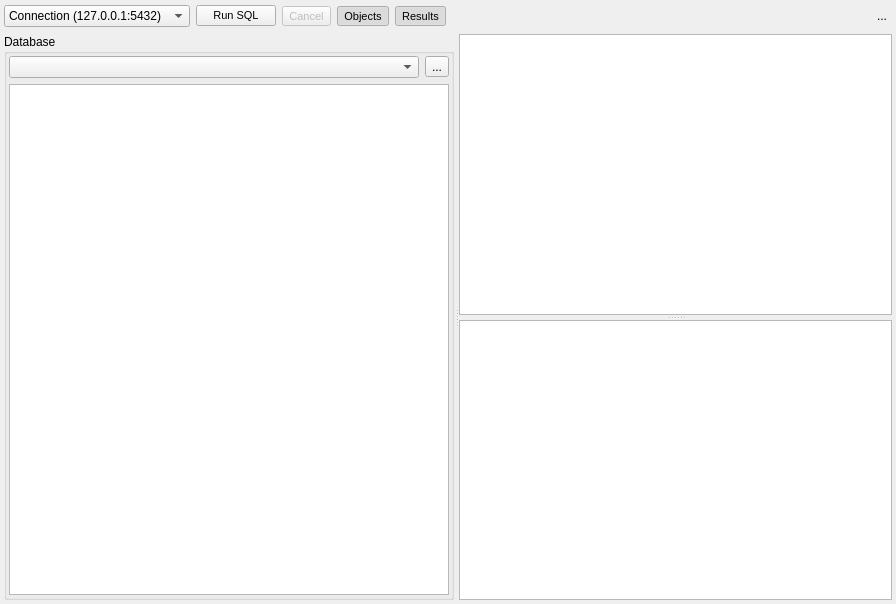
The window that libpgmodeler_ui/ui/sqltoolwidget.ui (pgmodeler/pgmodeler) describes before a commit, drawn with Qt 5.
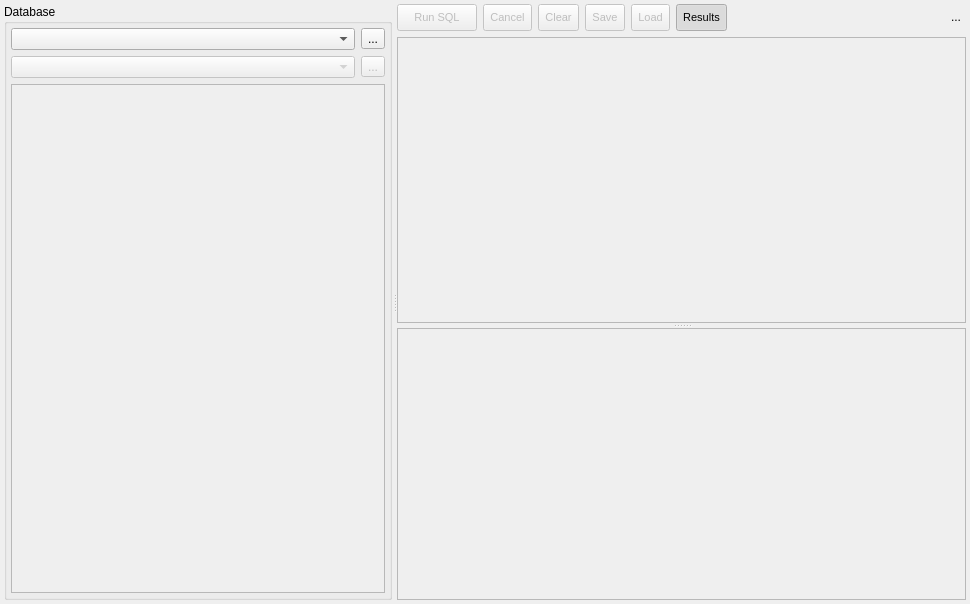
The same window after the commit. Icons and pictures are not drawn.

Commit message: Defined the final layout for sql tool.

Diff of the .ui file:
```diff
--- a/libpgmodeler_ui/ui/sqltoolwidget.ui
+++ b/libpgmodeler_ui/ui/sqltoolwidget.ui
@@ -6,7 +6,7 @@
    <rect>
     <x>0</x>
     <y>0</y>
-    <width>896</width>
+    <width>970</width>
     <height>604</height>
    </rect>
   </property>
@@ -29,126 +29,7 @@
    <property name="bottomMargin">
     <number>4</number>
    </property>
-   <item row="0" column="7">
-    <widget class="QToolButton" name="hide_tb">
-     <property name="minimumSize">
-      <size>
-       <width>20</width>
-       <height>20</height>
-      </size>
-     </property>
-     <property name="maximumSize">
-      <size>
-       <width>20</width>
-       <height>20</height>
-      </size>
-     </property>
-     <property name="toolTip">
-      <string>Hide this widget</string>
-     </property>
-     <property name="text">
-      <string>...</string>
-     </property>
-     <property name="icon">
-      <iconset resource="../res/resources.qrc">
-       <normaloff>:/icones/icones/fechar1.png</normaloff>:/icones/icones/fechar1.png</iconset>
-     </property>
-     <property name="autoRaise">
-      <bool>true</bool>
-     </property>
-    </widget>
-   </item>
-   <item row="0" column="4">
-    <widget class="QToolButton" name="objects_btn">
-     <property name="enabled">
-      <bool>true</bool>
-     </property>
-     <property name="font">
-      <font>
-       <pointsize>8</pointsize>
-      </font>
-     </property>
-     <property name="toolTip">
-      <string>Cancel the SQL validation in progress.</string>
-     </property>
-     <property name="text">
-      <string>Objects</string>
-     </property>
-     <property name="icon">
-      <iconset resource="../res/resources.qrc">
-       <normaloff>:/icones/icones/visaoarvore.png</normaloff>:/icones/icones/visaoarvore.png</iconset>
-     </property>
-     <property name="iconSize">
-      <size>
-       <width>20</width>
-       <height>20</height>
-      </size>
-     </property>
-     <property name="checkable">
-      <bool>true</bool>
-     </property>
-     <property name="checked">
-      <bool>true</bool>
-     </property>
-     <property name="toolButtonStyle">
-      <enum>Qt::ToolButtonTextBesideIcon</enum>
-     </property>
-    </widget>
-   </item>
-   <item row="0" column="5">
-    <widget class="QToolButton" name="results_btn">
-     <property name="enabled">
-      <bool>true</bool>
-     </property>
-     <property name="font">
-      <font>
-       <pointsize>8</pointsize>
-      </font>
-     </property>
-     <property name="toolTip">
-      <string>Cancel the SQL validation in progress.</string>
-     </property>
-     <property name="text">
-      <string>Results</string>
-     </property>
-     <property name="icon">
-      <iconset resource="../res/resources.qrc">
-       <normaloff>:/icones/icones/result.png</normaloff>:/icones/icones/result.png</iconset>
-     </property>
-     <property name="iconSize">
-      <size>
-       <width>20</width>
-       <height>20</height>
-      </size>
-     </property>
-     <property name="checkable">
-      <bool>true</bool>
-     </property>
-     <property name="checked">
-      <bool>true</bool>
-     </property>
-     <property name="toolButtonStyle">
-      <enum>Qt::ToolButtonTextBesideIcon</enum>
-     </property>
-    </widget>
-   </item>
-   <item row="0" column="6">
-    <spacer name="horizontalSpacer_2">
-     <property name="orientation">
-      <enum>Qt::Horizontal</enum>
-     </property>
-     <property name="sizeType">
-      <enum>QSizePolicy::Expanding</enum>
-     </property>
-     <property name="sizeHint" stdset="0">
-      <size>
-       <width>434</width>
-       <height>24</height>
-      </size>
-     </property>
-    </spacer>
-   </item>
-   <item row="1" column="0" colspan="8">
+   <item row="0" column="0">
     <widget class="QSplitter" name="h_splitter">
      <property name="orientation">
       <enum>Qt::Horizontal</enum>
@@ -163,26 +44,73 @@
       <property name="title">
        <string>Database</string>
       </property>
-      <layout class="QVBoxLayout" name="verticalLayout">
-       <property name="leftMargin">
-        <number>2</number>
-       </property>
-       <property name="topMargin">
-        <number>2</number>
-       </property>
-       <property name="rightMargin">
-        <number>2</number>
-       </property>
-       <property name="bottomMargin">
-        <number>2</number>
-       </property>
-       <item>
         <layout class="QGridLayout" name="gridLayout">
+       <property name="leftMargin">
+        <number>4</number>
+       </property>
+       <property name="topMargin">
+        <number>4</number>
+       </property>
+       <property name="rightMargin">
+        <number>4</number>
+       </property>
+       <property name="bottomMargin">
+        <number>4</number>
+       </property>
          <item row="0" column="0">
-          <widget class="QComboBox" name="database_cmb"/>
+        <widget class="QComboBox" name="connections_cmb">
+         <property name="sizePolicy">
+          <sizepolicy hsizetype="Preferred" vsizetype="Fixed">
+           <horstretch>0</horstretch>
+           <verstretch>0</verstretch>
+          </sizepolicy>
+         </property>
+         <property name="minimumSize">
+          <size>
+           <width>0</width>
+           <height>0</height>
+          </size>
+         </property>
+        </widget>
          </item>
          <item row="0" column="1">
+        <widget class="QToolButton" name="connect_tb">
+         <property name="toolTip">
+          <string>Update the objects tree.</string>
+         </property>
+         <property name="text">
+          <string>...</string>
+         </property>
+         <property name="icon">
+          <iconset resource="../res/resources.qrc">
+           <normaloff>:/icones/icones/conexaobd.png</normaloff>:/icones/icones/conexaobd.png</iconset>
+         </property>
+         <property name="iconSize">
+          <size>
+           <width>22</width>
+           <height>22</height>
+          </size>
+         </property>
+        </widget>
+       </item>
+       <item row="1" column="0">
+        <widget class="QComboBox" name="database_cmb">
+         <property name="enabled">
+          <bool>false</bool>
+         </property>
+         <property name="sizePolicy">
+          <sizepolicy hsizetype="Preferred" vsizetype="Fixed">
+           <horstretch>0</horstretch>
+           <verstretch>0</verstretch>
+          </sizepolicy>
+         </property>
+        </widget>
+       </item>
+       <item row="1" column="1">
           <widget class="QToolButton" name="refresh_tb">
+         <property name="enabled">
+          <bool>false</bool>
+         </property>
            <property name="toolTip">
             <string>Connect and list available databases</string>
            </property>
@@ -201,8 +129,11 @@
            </property>
           </widget>
          </item>
-         <item row="1" column="0" colspan="2">
+       <item row="2" column="0" colspan="2">
           <widget class="QTreeWidget" name="objects_trw">
+         <property name="enabled">
+          <bool>false</bool>
+         </property>
            <property name="sizePolicy">
             <sizepolicy hsizetype="Minimum" vsizetype="Expanding">
              <horstretch>0</horstretch>
@@ -223,8 +154,6 @@
           </widget>
          </item>
         </layout>
-       </item>
-      </layout>
      </widget>
      <widget class="QSplitter" name="v_splitter">
       <property name="orientation">
@@ -236,19 +165,27 @@
       <property name="childrenCollapsible">
        <bool>false</bool>
       </property>
-      <widget class="QTextEdit" name="sql_cmd_txt"/>
-      <widget class="QTableWidget" name="result_trw"/>
-     </widget>
-    </widget>
-   </item>
-   <item row="0" column="2">
+      <widget class="QWidget" name="">
+       <layout class="QVBoxLayout" name="verticalLayout">
+        <item>
+         <layout class="QHBoxLayout" name="horizontalLayout">
+          <item>
     <widget class="QPushButton" name="run_sql_btn">
+            <property name="enabled">
+             <bool>false</bool>
+            </property>
      <property name="sizePolicy">
       <sizepolicy hsizetype="Fixed" vsizetype="Fixed">
        <horstretch>0</horstretch>
        <verstretch>0</verstretch>
       </sizepolicy>
      </property>
+            <property name="minimumSize">
+             <size>
+              <width>0</width>
+              <height>27</height>
+             </size>
+            </property>
      <property name="font">
       <font>
        <pointsize>8</pointsize>
@@ -269,11 +206,17 @@
      </property>
     </widget>
    </item>
-   <item row="0" column="3">
+          <item>
     <widget class="QToolButton" name="cancel_btn">
      <property name="enabled">
       <bool>false</bool>
      </property>
+            <property name="minimumSize">
+             <size>
+              <width>0</width>
+              <height>27</height>
+             </size>
+            </property>
      <property name="font">
       <font>
        <pointsize>8</pointsize>
@@ -300,25 +243,234 @@
      </property>
     </widget>
    </item>
-   <item row="0" column="0" colspan="2">
-    <widget class="QComboBox" name="connections_cmb">
-     <property name="sizePolicy">
-      <sizepolicy hsizetype="Preferred" vsizetype="Fixed">
-       <horstretch>0</horstretch>
-       <verstretch>0</verstretch>
-      </sizepolicy>
+          <item>
+           <widget class="QToolButton" name="clear_btn">
+            <property name="enabled">
+             <bool>false</bool>
      </property>
      <property name="minimumSize">
       <size>
        <width>0</width>
-       <height>0</height>
-      </size>
-     </property>
+              <height>27</height>
+             </size>
+            </property>
+            <property name="font">
+             <font>
+              <pointsize>8</pointsize>
+             </font>
+            </property>
+            <property name="toolTip">
+             <string>Clear results output.</string>
+            </property>
+            <property name="text">
+             <string>Clear</string>
+            </property>
+            <property name="icon">
+             <iconset resource="../res/resources.qrc">
+              <normaloff>:/icones/icones/limpartexto.png</normaloff>:/icones/icones/limpartexto.png</iconset>
+            </property>
+            <property name="iconSize">
+             <size>
+              <width>20</width>
+              <height>20</height>
+             </size>
+            </property>
+            <property name="toolButtonStyle">
+             <enum>Qt::ToolButtonTextBesideIcon</enum>
+            </property>
+           </widget>
+          </item>
      <item>
+           <widget class="QToolButton" name="load_tb_2">
+            <property name="enabled">
+             <bool>false</bool>
+            </property>
+            <property name="minimumSize">
+             <size>
+              <width>0</width>
+              <height>27</height>
+             </size>
+            </property>
+            <property name="font">
+             <font>
+              <pointsize>8</pointsize>
+             </font>
+            </property>
+            <property name="toolTip">
+             <string>Save SQL command or results.</string>
+            </property>
       <property name="text">
-       <string>Connection (127.0.0.1:5432)</string>
-      </property>
-     </item>
+             <string>Save</string>
+            </property>
+            <property name="icon">
+             <iconset resource="../res/resources.qrc">
+              <normaloff>:/icones/icones/salvar.png</normaloff>:/icones/icones/salvar.png</iconset>
+            </property>
+            <property name="iconSize">
+             <size>
+              <width>20</width>
+              <height>20</height>
+             </size>
+            </property>
+            <property name="checkable">
+             <bool>false</bool>
+            </property>
+            <property name="checked">
+             <bool>false</bool>
+            </property>
+            <property name="popupMode">
+             <enum>QToolButton::InstantPopup</enum>
+            </property>
+            <property name="toolButtonStyle">
+             <enum>Qt::ToolButtonTextBesideIcon</enum>
+            </property>
+           </widget>
+          </item>
+          <item>
+           <widget class="QToolButton" name="load_tb">
+            <property name="enabled">
+             <bool>false</bool>
+            </property>
+            <property name="minimumSize">
+             <size>
+              <width>0</width>
+              <height>27</height>
+             </size>
+            </property>
+            <property name="font">
+             <font>
+              <pointsize>8</pointsize>
+             </font>
+            </property>
+            <property name="toolTip">
+             <string>Load SQL script.</string>
+            </property>
+            <property name="text">
+             <string>Load</string>
+            </property>
+            <property name="icon">
+             <iconset resource="../res/resources.qrc">
+              <normaloff>:/icones/icones/abrir.png</normaloff>:/icones/icones/abrir.png</iconset>
+            </property>
+            <property name="iconSize">
+             <size>
+              <width>20</width>
+              <height>20</height>
+             </size>
+            </property>
+            <property name="checkable">
+             <bool>false</bool>
+            </property>
+            <property name="checked">
+             <bool>false</bool>
+            </property>
+            <property name="toolButtonStyle">
+             <enum>Qt::ToolButtonTextBesideIcon</enum>
+            </property>
+           </widget>
+          </item>
+          <item>
+           <widget class="QToolButton" name="results_tb">
+            <property name="enabled">
+             <bool>true</bool>
+            </property>
+            <property name="minimumSize">
+             <size>
+              <width>0</width>
+              <height>27</height>
+             </size>
+            </property>
+            <property name="font">
+             <font>
+              <pointsize>8</pointsize>
+             </font>
+            </property>
+            <property name="toolTip">
+             <string>Show / hide results.</string>
+            </property>
+            <property name="text">
+             <string>Results</string>
+            </property>
+            <property name="icon">
+             <iconset resource="../res/resources.qrc">
+              <normaloff>:/icones/icones/result.png</normaloff>:/icones/icones/result.png</iconset>
+            </property>
+            <property name="iconSize">
+             <size>
+              <width>20</width>
+              <height>20</height>
+             </size>
+            </property>
+            <property name="checkable">
+             <bool>true</bool>
+            </property>
+            <property name="checked">
+             <bool>true</bool>
+            </property>
+            <property name="toolButtonStyle">
+             <enum>Qt::ToolButtonTextBesideIcon</enum>
+            </property>
+           </widget>
+          </item>
+          <item>
+           <spacer name="horizontalSpacer">
+            <property name="orientation">
+             <enum>Qt::Horizontal</enum>
+            </property>
+            <property name="sizeHint" stdset="0">
+             <size>
+              <width>40</width>
+              <height>20</height>
+             </size>
+            </property>
+           </spacer>
+          </item>
+          <item>
+           <widget class="QToolButton" name="hide_tb">
+            <property name="minimumSize">
+             <size>
+              <width>20</width>
+              <height>20</height>
+             </size>
+            </property>
+            <property name="maximumSize">
+             <size>
+              <width>20</width>
+              <height>20</height>
+             </size>
+            </property>
+            <property name="toolTip">
+             <string>Hide this widget</string>
+            </property>
+            <property name="text">
+             <string>...</string>
+            </property>
+            <property name="icon">
+             <iconset resource="../res/resources.qrc">
+              <normaloff>:/icones/icones/fechar1.png</normaloff>:/icones/icones/fechar1.png</iconset>
+            </property>
+            <property name="autoRaise">
+             <bool>true</bool>
+            </property>
+           </widget>
+          </item>
+         </layout>
+        </item>
+        <item>
+         <widget class="QTextEdit" name="sql_cmd_txt">
+          <property name="enabled">
+           <bool>false</bool>
+          </property>
+         </widget>
+        </item>
+       </layout>
+      </widget>
+      <widget class="QTableWidget" name="result_trw">
+       <property name="enabled">
+        <bool>false</bool>
+       </property>
+      </widget>
+     </widget>
     </widget>
    </item>
   </layout>
```
Left out of the diff: 7 changed lines with no effect on the pictures. Lines whose indentation alone changed are shown as unchanged. The commit also changes 7 other files.
